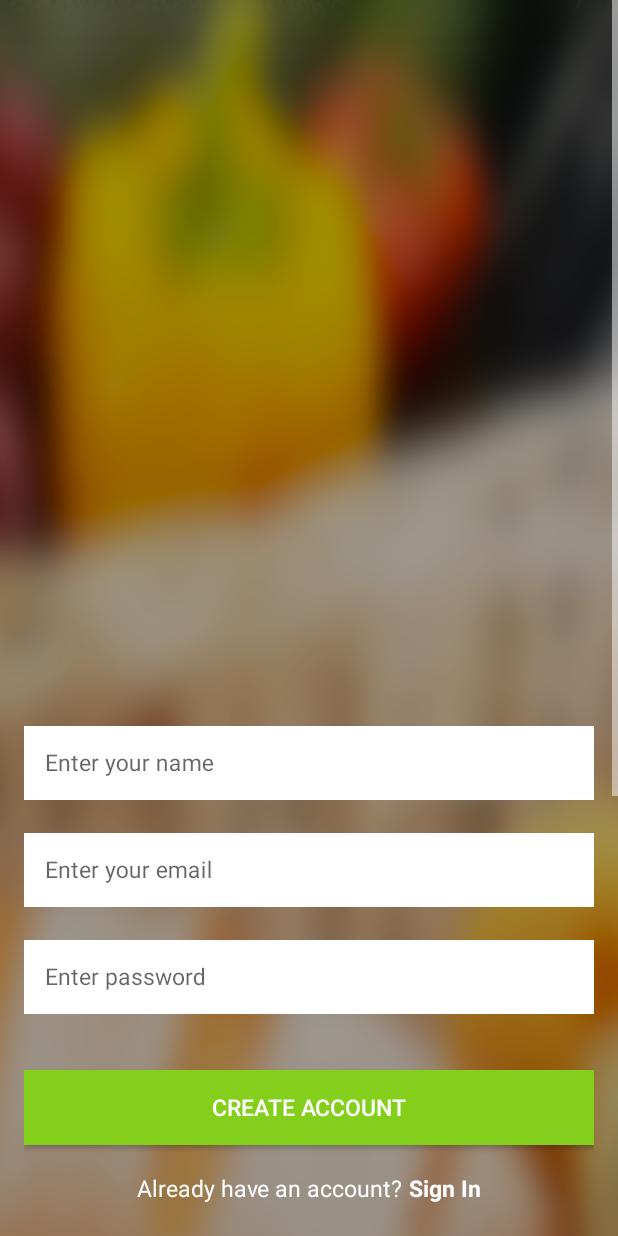
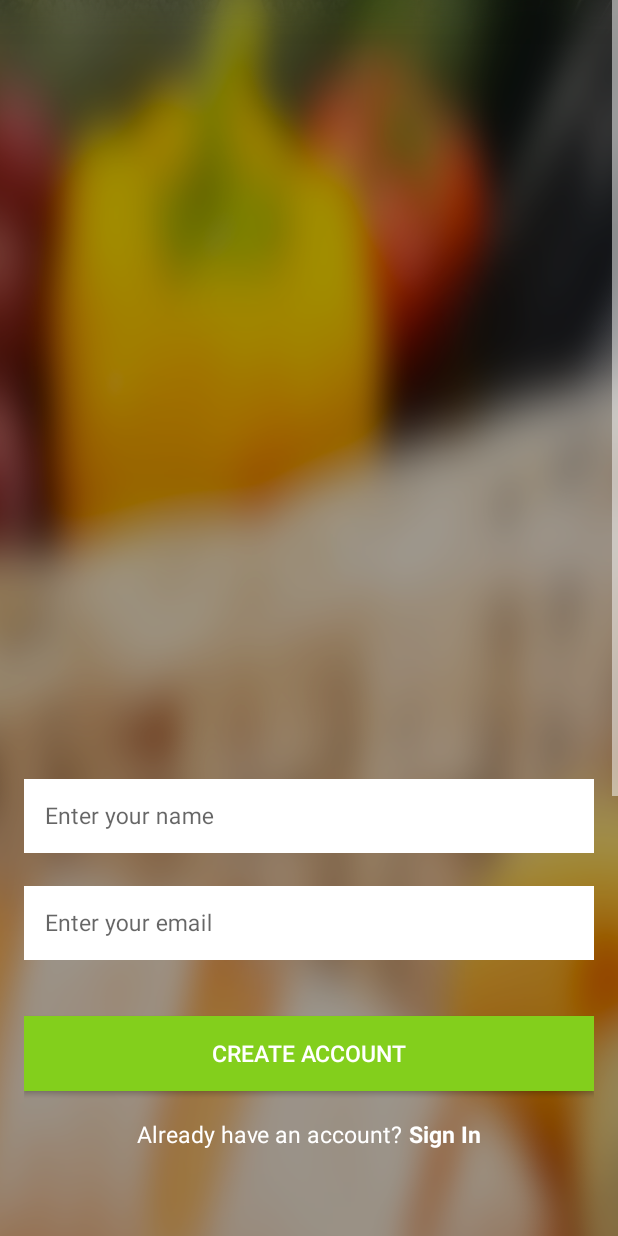
Before and after one commit to navenduagarwal/splistplusplus, an Android app: the CreateAccountActivity screen opened directly, with no data from a screen before it, on a phone screen of 412 x 824 dp. Run offline under Robolectric (Android 15) with nearby library versions, the phone set to English and light mode, and no system bars; our stand-ins replace Firebase (no records; nobody signed in at launch, a user with empty details on screens opened directly).

```diff
--- a/app/src/main/java/com/example/navendu/shoppinglistplusplus/model/User.java
+++ b/app/src/main/java/com/example/navendu/shoppinglistplusplus/model/User.java
@@ -13,6 +13,7 @@ public class User {
     private String email;
     private String name;
     private HashMap<String, Object> timestampJoined;
+    private boolean hasLoggedInWithPassword;
 
     public User() {
     }
@@ -23,6 +24,7 @@ public class User {
         HashMap<String, Object> timestampNowObj = new HashMap<>();
         timestampNowObj.put(Constants.FIREBASE_PROPERTY_TIMESTAMP, ServerValue.TIMESTAMP);
         this.timestampJoined = timestampNowObj;
+        this.hasLoggedInWithPassword = false;
     }
 
     public String getEmail() {
@@ -37,6 +39,10 @@ public class User {
         return timestampJoined;
     }
 
+    public boolean isHasLoggedInWithPassword() {
+        return hasLoggedInWithPassword;
+    }
+
     @Exclude
     public long getTimestampJoinedLong() {
         return (long) timestampJoined.get(Constants.FIREBASE_PROPERTY_TIMESTAMP);
--- a/app/src/main/java/com/example/navendu/shoppinglistplusplus/utils/Constants.java
+++ b/app/src/main/java/com/example/navendu/shoppinglistplusplus/utils/Constants.java
@@ -13,6 +13,7 @@ public class Constants {
      */
     public static final String FIREBASE_LOCATION_ACTIVE_LISTS = "activeLists";
     public static final String FIREBASE_LOCATION_SHOPPING_LIST_ITEMS = "shoppingListItems";
+    public static final String FIREBASE_LOCATION_USERS = "users";
 
     /**
      * Constants for Firebase object properties
@@ -21,7 +22,8 @@ public class Constants {
     public static final String FIREBASE_PROPERTY_TIMESTAMP = "timestamp";
     public static final String FIREBASE_PROPERTY_TIMESTAMP_LAST_CHANGED = "timestampLastChanged";
     public static final String FIREBASE_PROPERTY_ITEM_NAME = "itemName";
-    public static final String FIREBASE_LOCATION_USERS = "users";
+    public static final String FIREBASE_PROPERTY_USER_HAS_LOGGED_IN_WITH_PASSWORD = "hasLoggedInWithPassword";
+    public static final String FIREBASE_PROPERTY_EMAIL = "email";
 
     /**
      * Constants for Firebase URL
@@ -42,7 +44,7 @@ public class Constants {
     public static final String KEY_ENCODED_EMAIL = "ENCODED_EMAIL";
     public static final String KEY_PROVIDER_ID = "PROVIDER_ID";
     public static final String KEY_LIST_OWNER = "LIST_OWNER";
-
+    public static final String KEY_SIGNUP_EMAIL = "SIGNUP_EMAIL";
 
     /**
      * Constants for Firebase login
--- a/app/src/main/res/layout-land/activity_create_account.xml
+++ b/app/src/main/res/layout-land/activity_create_account.xml
@@ -48,7 +48,7 @@
             android:id="@+id/til_email_create"
             android:layout_width="match_parent"
             android:layout_height="wrap_content"
-            android:layout_marginBottom="@dimen/lists_title_bottom_margin"
+            android:layout_marginBottom="@dimen/margin_normal"
             app:hintTextAppearance="@style/HintText">
 
             <EditText
@@ -59,27 +59,6 @@
                 android:hint="@string/hint_enter_email"
                 android:imeOptions="flagNoExtractUi"
                 android:inputType="textEmailAddress"
-                android:padding="@dimen/edit_text_padding_land"
-                android:textColor="@color/black"
-                android:textColorHint="@color/dark_grey"
-                android:textSize="@dimen/login_buttons_text_size" />
-        </android.support.design.widget.TextInputLayout>
-
-        <android.support.design.widget.TextInputLayout
-            android:id="@+id/til_password_create"
-            android:layout_width="match_parent"
-            android:layout_height="wrap_content"
-            android:layout_marginBottom="@dimen/margin_normal"
-            app:hintTextAppearance="@style/HintText">
-
-            <EditText
-                android:id="@+id/edit_text_password_create"
-                android:layout_width="match_parent"
-                android:layout_height="wrap_content"
-                android:background="@android:color/white"
-                android:hint="@string/hint_enter_password"
-                android:imeOptions="flagNoExtractUi"
-                android:inputType="textPassword"
                 android:padding="@dimen/edit_text_padding_land"
                 android:textColor="@color/black"
                 android:textColorHint="@color/dark_grey"
--- a/app/src/main/res/layout/activity_create_account.xml
+++ b/app/src/main/res/layout/activity_create_account.xml
@@ -47,7 +47,7 @@
             android:id="@+id/til_email_create"
             android:layout_width="match_parent"
             android:layout_height="wrap_content"
-            android:layout_marginBottom="@dimen/lists_title_bottom_margin"
+            android:layout_marginBottom="@dimen/margin_normal"
             app:hintTextAppearance="@style/HintText">
 
             <EditText
@@ -57,27 +57,6 @@
                 android:background="@android:color/white"
                 android:hint="@string/hint_enter_email"
                 android:inputType="textEmailAddress"
-                android:padding="@dimen/edit_text_padding"
-                android:textColor="@color/black"
-                android:textColorHint="@color/dark_grey"
-                android:textSize="@dimen/login_buttons_text_size" />
-        </android.support.design.widget.TextInputLayout>
-
-
-        <android.support.design.widget.TextInputLayout
-            android:id="@+id/til_password_create"
-            android:layout_width="match_parent"
-            android:layout_height="wrap_content"
-            android:layout_marginBottom="@dimen/margin_normal"
-            app:hintTextAppearance="@style/HintText">
-
-            <EditText
-                android:id="@+id/edit_text_password_create"
-                android:layout_width="match_parent"
-                android:layout_height="wrap_content"
-                android:background="@android:color/white"
-                android:hint="@string/hint_enter_password"
-                android:inputType="textPassword"
                 android:padding="@dimen/edit_text_padding"
                 android:textColor="@color/black"
                 android:textColorHint="@color/dark_grey"
--- a/app/src/main/res/values/strings.xml
+++ b/app/src/main/res/values/strings.xml
@@ -134,7 +134,7 @@
     <string name="progress_dialog_loading">Loading…</string>
     <string name="progress_dialog_authenticating_with_firebase">Authenticating with Firebase…</string>
     <string name="progress_dialog_creating_user_with_firebase">Attempting to create account…</string>
-    <string name="progress_dialog_check_inbox">Please check your inbox for your password</string>
+    <string name="progress_dialog_check_inbox">Please check your inbox to reset password and login again</string>
 
     <!-- Errors -->
     <string name="dialog_title_error">Error</string>
```
Also changed, not shown: app/src/main/java/com/example/navendu/shoppinglistplusplus/ui/login/CreateAccountActivity.java (+50 -24 lines), app/src/main/java/com/example/navendu/shoppinglistplusplus/ui/login/LoginActivity.java (+21 -0 lines).
